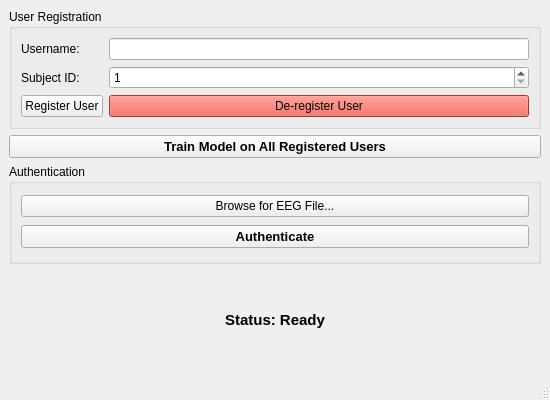
Qt form main_window.ui (SachinKukkar/EEG_Project_Final_Year_DEMO) before a commit.
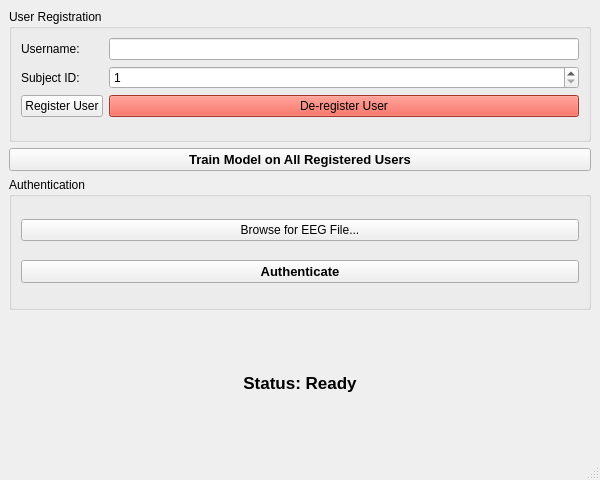
The same form after that commit.

Commit message: Refine UI design: professional styling, proper font sizes, clean margins, removed unsupported CSS properties

```diff
--- a/main_window.ui
+++ b/main_window.ui
@@ -6,8 +6,8 @@
    <rect>
     <x>0</x>
     <y>0</y>
-    <width>550</width>
-    <height>400</height>
+    <width>600</width>
+    <height>480</height>
    </rect>
   </property>
   <property name="windowTitle">
@@ -117,7 +117,7 @@
      <widget class="QLabel" name="StatusLabel">
       <property name="font">
        <font>
-        <pointsize>11</pointsize>
+        <pointsize>13</pointsize>
         <weight>75</weight>
         <bold>true</bold>
        </font>
@@ -128,6 +128,12 @@
       <property name="alignment">
        <set>Qt::AlignCenter</set>
       </property>
+      <property name="minimumSize">
+       <size>
+        <width>0</width>
+        <height>45</height>
+       </size>
+      </property>
      </widget>
     </item>
    </layout>
```
Left out of the diff: 2 changed lines with no effect on the pictures. The commit also changes 7 other files.
